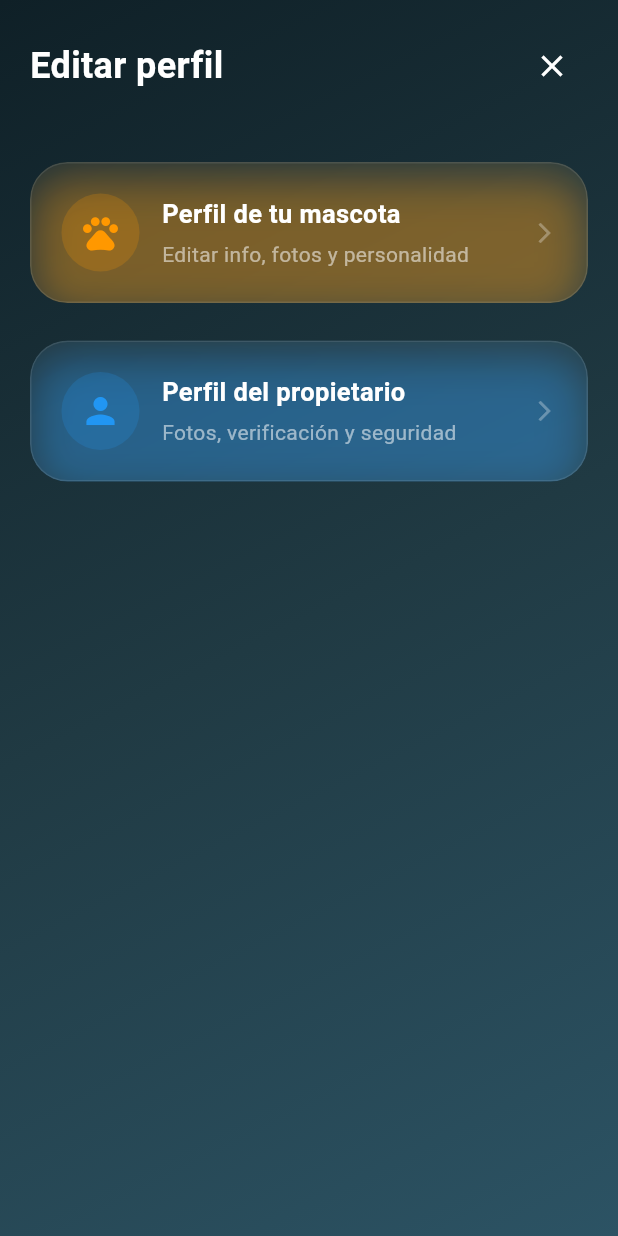
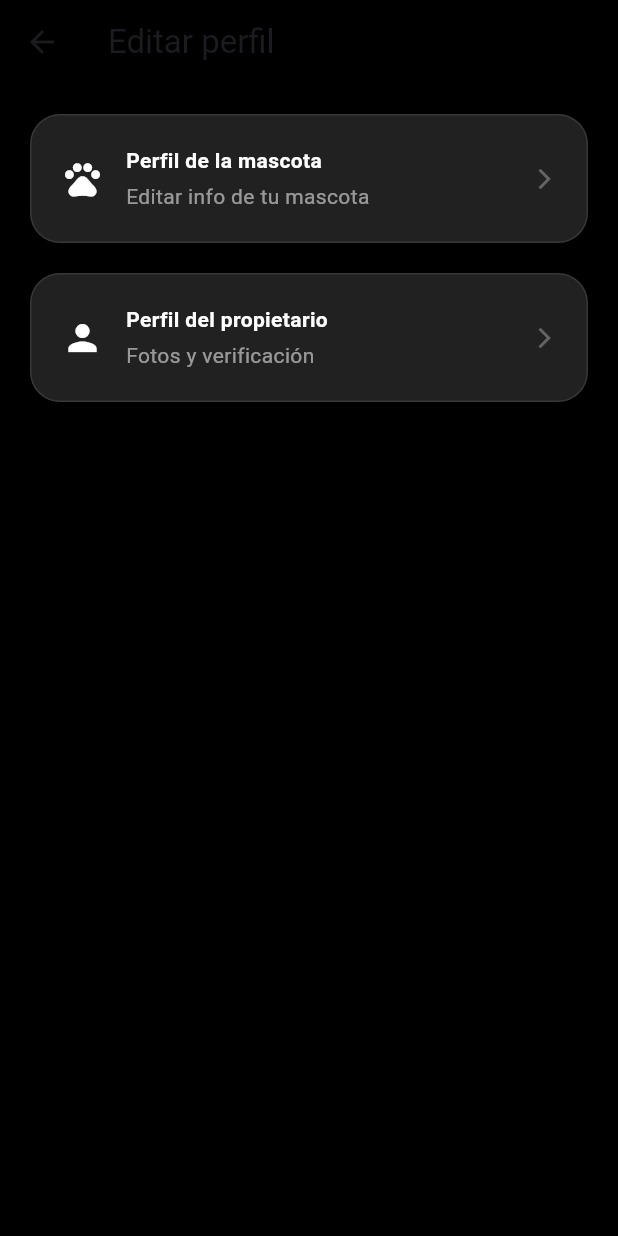
Before and after one commit to DanyRodri23/PawMatch, a Flutter app: the EditProfileSelectorPage screen opened directly, on a phone screen of 412 x 824 dp. Run offline on Flutter 3.47's test engine with Material 3 defaults, Android fonts, the phone set to English and light mode, and no system bars; our stand-ins replace confetti, firebase_auth, firebase_core, geolocator, image_picker, video_player; accounts and stored records are empty.

Commit message:
cambios de diseño en windows

```diff
--- a/lib/screens/profile/edit_profile_page.dart
+++ b/lib/screens/profile/edit_profile_page.dart
@@ -1,4 +1,3 @@
-import 'dart:ui';
 import 'package:flutter/material.dart';
 import 'edit_pet_profile_page.dart';
 import 'edit_user_profile_page.dart';
@@ -10,144 +9,70 @@ class EditProfileSelectorPage extends StatelessWidget {
   Widget build(BuildContext context) {
     return Scaffold(
       backgroundColor: Colors.black,
-
-      body: Stack(
-        children: [
-
-          /// 🔥 FONDO GRADIENT PRO
-          Container(
-            decoration: const BoxDecoration(
-              gradient: LinearGradient(
-                colors: [
-                  Color(0xFF0F2027),
-                  Color(0xFF203A43),
-                  Color(0xFF2C5364),
-                ],
-                begin: Alignment.topLeft,
-                end: Alignment.bottomRight,
+      appBar: AppBar(
+        title: const Text("Editar perfil"),
+        backgroundColor: Colors.black,
+        elevation: 0,
       ),
-            ),
-          ),
-
-          SafeArea(
-            child: Padding(
+      body: Padding(
         padding: const EdgeInsets.all(20),
         child: Column(
           children: [
-
-                  /// HEADER
-                  Row(
-                    mainAxisAlignment: MainAxisAlignment.spaceBetween,
-                    children: [
-                      const Text(
-                        "Editar perfil",
-                        style: TextStyle(
-                          color: Colors.white,
-                          fontSize: 24,
-                          fontWeight: FontWeight.bold,
-                        ),
-                      ),
-                      IconButton(
-                        icon: const Icon(Icons.close, color: Colors.white),
-                        onPressed: () => Navigator.pop(context),
-                      )
-                    ],
-                  ),
-
-                  const SizedBox(height: 40),
-
-                  /// TARJETA MASCOTA
-                  _premiumCard(
+            _optionCard(
               context,
+              title: "Perfil de la mascota",
+              subtitle: "Editar info de tu mascota",
               icon: Icons.pets,
-                    title: "Perfil de tu mascota",
-                    subtitle: "Editar info, fotos y personalidad",
-                    color: Colors.orange,
               onTap: () {
                 Navigator.push(
                   context,
                   MaterialPageRoute(
-                          builder: (_) => const EditPetProfilePage(),
+                    builder: (_) => EditPetProfilePage(),
                   ),
                 );
               },
             ),
-
-                  const SizedBox(height: 25),
-
-                  /// TARJETA USUARIO
-                  _premiumCard(
+            const SizedBox(height: 20),
+            _optionCard(
               context,
+              title: "Perfil del propietario",
+              subtitle: "Fotos y verificación",
               icon: Icons.person,
-                    title: "Perfil del propietario",
-                    subtitle: "Fotos, verificación y seguridad",
-                    color: Colors.blue,
               onTap: () {
                 Navigator.push(
                   context,
                   MaterialPageRoute(
-                          builder: (_) => const EditUserProfilePage(),
+                    builder: (_) => EditUserProfilePage(),
                   ),
                 );
               },
             ),
-
           ],
         ),
-            ),
-          )
-        ],
       ),
     );
   }
 
-  /// 💎 CARD PRO (GLASS + SHADOW + ANIMACIÓN)
-  Widget _premiumCard(
+  Widget _optionCard(
     BuildContext context, {
-    required IconData icon,
     required String title,
     required String subtitle,
-    required Color color,
+    required IconData icon,
     required VoidCallback onTap,
   }) {
     return GestureDetector(
       onTap: onTap,
-      child: ClipRRect(
-        borderRadius: BorderRadius.circular(25),
-        child: BackdropFilter(
-          filter: ImageFilter.blur(sigmaX: 15, sigmaY: 15),
       child: Container(
         padding: const EdgeInsets.all(20),
         decoration: BoxDecoration(
-              color: Colors.white.withValues(alpha: 0.05),
-              borderRadius: BorderRadius.circular(25),
-              border: Border.all(
-                color: Colors.white.withValues(alpha: 0.1),
-              ),
-              boxShadow: [
-                BoxShadow(
-                  color: color.withValues(alpha: 0.4),
-                  blurRadius: 25,
-                  offset: const Offset(0, 10),
-                )
-              ],
+          color: Colors.grey[900],
+          borderRadius: BorderRadius.circular(20),
+          border: Border.all(color: Colors.white10),
         ),
         child: Row(
           children: [
-
-                /// ICONO PRO
-                Container(
-                  padding: const EdgeInsets.all(12),
-                  decoration: BoxDecoration(
-                    color: color.withValues(alpha: 0.2),
-                    shape: BoxShape.circle,
-                  ),
-                  child: Icon(icon, color: color, size: 28),
-                ),
-
+            Icon(icon, color: Colors.white, size: 28),
             const SizedBox(width: 15),
-
-                /// TEXTO
             Expanded(
               child: Column(
                 crossAxisAlignment: CrossAxisAlignment.start,
@@ -155,24 +80,18 @@ class EditProfileSelectorPage extends StatelessWidget {
                   Text(title,
                       style: const TextStyle(
                           color: Colors.white,
-                              fontSize: 17,
                           fontWeight: FontWeight.bold)),
-                      const SizedBox(height: 5),
+                  const SizedBox(height: 4),
                   Text(subtitle,
-                          style:
-                              const TextStyle(color: Colors.white54)),
+                      style: const TextStyle(color: Colors.white54)),
                 ],
               ),
             ),
-
-                /// FLECHA
             const Icon(Icons.arrow_forward_ios,
                 color: Colors.white30, size: 16)
           ],
         ),
       ),
-        ),
-      ),
     );
   }
 }
```
Lines whose indentation alone changed are shown as unchanged.
